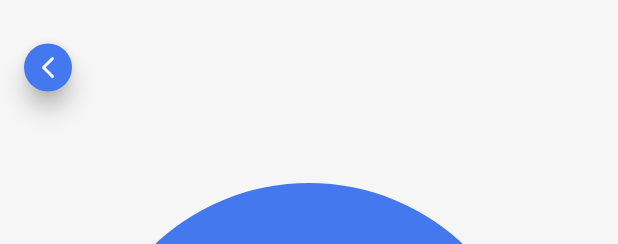
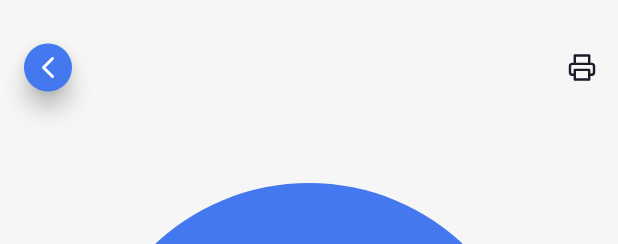
Before and after one commit to JHenriqueDeveloper/flutter_ieadi_app, a Flutter app: the MembroForm widget shown alone on an empty page, opened directly, on a phone screen of 412 x 824 dp. Shown: the top 244 px of the screen. Run offline on Flutter 3.47's test engine with Material 2 defaults, Android fonts, the light colour scheme and no system bars; our stand-ins replace badges, brasil_fields, cached_network_image, cloud_firestore, firebase_auth, firebase_core and 9 more; missing offline and left inert: advance_pdf_viewer, share_extend; accounts and stored records are empty.

Commit message:
fix de bugs

```diff
--- a/lib/models/user/user_model.dart
+++ b/lib/models/user/user_model.dart
@@ -459,8 +459,6 @@
     '*',
   ];
 
-  //TODO: REFATORAR TODO O CÓDIGO DO MODEL
-
   static Future<UserModel> getUser(String id) async {
     if (id != null) {
       final doc = await FirebaseFirestore.instance.doc('users/$id').get();
--- a/lib/screens/home/conta/conta_screen.dart
+++ b/lib/screens/home/conta/conta_screen.dart
@@ -7,7 +7,6 @@
 
 class ContaScreen extends StatelessWidget {
  final PageController pageController = PageController();
- //TODO: DESENVOLVER A ROTA
   final int page = 23;
 
   @override
--- a/lib/screens/home/conta/forms/conta_form_screen.dart
+++ b/lib/screens/home/conta/forms/conta_form_screen.dart
@@ -219,6 +219,7 @@
           toolbarHeight: 90,
           elevation: 0,
           brightness: Brightness.dark,
+          //systemOverlayStyle: SystemUiOverlayStyle.dark,
           backgroundColor: Theme.of(context).canvasColor,
           leadingWidth: 64,
           leading: Container(
--- a/lib/screens/home/contatos/forms/contatos_form_screen.dart
+++ b/lib/screens/home/contatos/forms/contatos_form_screen.dart
@@ -216,6 +216,7 @@
           toolbarHeight: 90,
           elevation: 0,
           brightness: Brightness.dark,
+          //systemOverlayStyle: SystemUiOverlayStyle.dark,
           backgroundColor: Theme.of(context).canvasColor,
           leadingWidth: 64,
           leading: Container(
--- a/lib/screens/home/cristao/forms/cristao_form_screen.dart
+++ b/lib/screens/home/cristao/forms/cristao_form_screen.dart
@@ -605,6 +605,7 @@
           toolbarHeight: 90,
           elevation: 0,
           brightness: Brightness.dark,
+          //systemOverlayStyle: SystemUiOverlayStyle.dark,
           backgroundColor: Theme.of(context).canvasColor,
           leadingWidth: 64,
           leading: Container(
--- a/lib/screens/home/curriculo/forms/curriculo_form_screen.dart
+++ b/lib/screens/home/curriculo/forms/curriculo_form_screen.dart
@@ -287,6 +287,7 @@
           toolbarHeight: 90,
           elevation: 0,
           brightness: Brightness.dark,
+          //systemOverlayStyle: SystemUiOverlayStyle.dark,
           backgroundColor: Theme.of(context).canvasColor,
           leadingWidth: 64,
           leading: Container(
--- a/lib/screens/home/endereco/forms/endereco_form_screen.dart
+++ b/lib/screens/home/endereco/forms/endereco_form_screen.dart
@@ -329,7 +329,8 @@
           automaticallyImplyLeading: false,
           toolbarHeight: 90,
           elevation: 0,
-          brightness: Brightness.dark,
+          //brightness: Brightness.dark,
+          systemOverlayStyle: SystemUiOverlayStyle.dark,
           backgroundColor: Theme.of(context).canvasColor,
           leadingWidth: 64,
           leading: Container(
--- a/lib/screens/home/nav/nav_screen.dart
+++ b/lib/screens/home/nav/nav_screen.dart
@@ -203,7 +203,6 @@
                   ),
                   onPressed: () => _handlerShowUserCard(isMemberCard),
                 ),
-                //TODO: DESENVOLVER O BUTTON AVISOS
                 IconButton(
                   icon: Icon(
                     FeatherIcons.bell,
@@ -222,7 +221,10 @@
                             .read<CustomRouter>()
                             .setPage(8), //_handlerScreen(DashboardScreen()),
                       )
-                    : Container(),
+                    : IconButton(
+                        icon: Icon(FeatherIcons.messageSquare),
+                        onPressed: () => {},
+                      ),
               ],
             ),
             body: DraggableScrollableSheet(
@@ -327,7 +329,6 @@
                         page: 6,
                       ),
                       /*
-                      TODO: Fazer atualização de conta
                       ListItemMenu(
                         title: 'Conta',
                         icon: FeatherIcons.key,
--- a/lib/screens/home/pessoais/forms/pessoais_form_screen.dart
+++ b/lib/screens/home/pessoais/forms/pessoais_form_screen.dart
@@ -643,7 +643,8 @@
           automaticallyImplyLeading: false,
           toolbarHeight: 90,
           elevation: 0,
-          brightness: Brightness.dark,
+          //brightness: Brightness.dark,
+          systemOverlayStyle: SystemUiOverlayStyle.dark,
           backgroundColor: Theme.of(context).canvasColor,
           leadingWidth: 64,
           leading: Container(
--- a/lib/screens/home/servicos/servicos_screen.dart
+++ b/lib/screens/home/servicos/servicos_screen.dart
@@ -11,7 +11,6 @@
 class ServicosScreen extends StatelessWidget {
   final PageController pageController = PageController();
 
-  //TODO: IMPLEMENTAR ROTA
 
   //final GlobalKey<FormState> _formKey = GlobalKey<FormState>();
   //final GlobalKey<ScaffoldState> _scaffoldKey = GlobalKey<ScaffoldState>();
@@ -81,8 +80,6 @@
 
     void _handlerScreen(String form) {
       context.read<CustomRouter>().setPage(0);
-
-      //TODO: CRIAR O FORM
     }
 
     //context.read<CustomRouter>().setPage(0),
@@ -99,7 +96,18 @@
           children: [
             ListHeadMenu(
               text:
-                  'Alguns serviços podem levar demorar dias para serem analizados',
+                  'Alguns serviços podem levar alguns dias para serem analizados',
+            ),
+            ListItemMenu(
+              badge: false,
+              title: 'Quero ser batizado',
+              icon: FeatherIcons.calendar,
+              onTap: () => _showDialog(
+                title: 'Quero ser batizado',
+                body:
+                    'Sua solicitação vai ser analizada, se você estiver apto, seu batismo será agendado para o próximo evento de batismo.',
+                button: 'Confirmar',
+              ),
             ),
             ListItemMenu(
               badge: false,
--- a/lib/screens/secretaria/dashboard/dashboard_screen.dart
+++ b/lib/screens/secretaria/dashboard/dashboard_screen.dart
@@ -1,4 +1,5 @@
 import 'package:flutter/material.dart';
+import 'package:flutter/services.dart';
 import 'package:flutter_feather_icons/flutter_feather_icons.dart';
 import 'package:flutter_ieadi_app/screens/secretaria/dashboard/widgets/dashboard_widgets.dart';
 import 'package:provider/provider.dart';
@@ -19,6 +20,7 @@
           automaticallyImplyLeading: false,
           elevation: 0,
           brightness: Brightness.dark,
+          //systemOverlayStyle: SystemUiOverlayStyle.dark,
           backgroundColor: Theme.of(context).backgroundColor,
           toolbarHeight: 60.sp,
           centerTitle: false,
@@ -28,13 +30,6 @@
             style: Theme.of(context).textTheme.headline5,
           ),
           actions: [
-            /*
-            IconButton(
-              icon: Icon(FeatherIcons.messageSquare),
-              onPressed: () => _handlerScreen(HomeScreen()),
-            ),
-            */
-
             ProfileImageDashboard(
               onTap: () => context.read<CustomRouter>().setPage(0),
             ),
@@ -66,6 +61,13 @@
                     //runAlignment: WrapAlignment.spaceBetween,
                     scrollDirection: Axis.horizontal,
                     children: [
+
+                      ButtonDashboard(
+                        text: 'Chat',
+                        icon: FeatherIcons.messageSquare,
+                        onPressed: () =>
+                            context.read<CustomRouter>().setPage(17),
+                      ),
                       ButtonDashboard(
                         text: 'Solicitações',
                         icon: FeatherIcons.server,
--- a/lib/screens/secretaria/dashboard/widgets/profile_image_dashboard.dart
+++ b/lib/screens/secretaria/dashboard/widgets/profile_image_dashboard.dart
@@ -1,6 +1,7 @@
 import 'package:cached_network_image/cached_network_image.dart';
 import 'package:flutter/material.dart';
 import 'package:provider/provider.dart';
+import 'package:sizer/sizer.dart';
 
 import '../../../../repositories/repositories.dart';
 import '../../../../style/style.dart';
@@ -18,9 +19,8 @@
     return Consumer<AuthRepository>(
       builder: (_, auth, __) {
         return Container(
-          margin: EdgeInsets.only(right: 16),
+          margin: EdgeInsets.only(right: 8.sp),
           padding: const EdgeInsets.all(1.0),
-            height: 32,
           decoration: new BoxDecoration(
             color: LightStyle.paleta['Branco'],
             shape: BoxShape.circle,
--- a/lib/screens/secretaria/membros/forms/membros_form_screen.dart
+++ b/lib/screens/secretaria/membros/forms/membros_form_screen.dart
@@ -2,6 +2,7 @@
 import 'package:brasil_fields/brasil_fields.dart';
 import 'package:flutter/material.dart';
 import 'package:flutter/services.dart';
+import 'package:flutter_feather_icons/flutter_feather_icons.dart';
 import 'package:flutter_ieadi_app/config/config.dart';
 import 'package:flutter_ieadi_app/helpers/image_helper.dart';
 import 'package:flutter_ieadi_app/models/models.dart';
@@ -218,6 +219,13 @@
           page: context.read<CustomRouter>().getBackPage > 0
               ? context.read<CustomRouter>().getBackPage
               : page,
+          actions: [
+            IconButton(
+              icon: Icon(FeatherIcons.printer),
+              color: LightStyle.paleta['Background'],
+              onPressed: (){},
+            )
+          ],
           form: [
             UploadImage(
               onTap: () => _selectImage(context),
@@ -994,7 +1002,103 @@
               onSaved: (value) => membro?.bio = value,
               initialValue: membro?.bio ?? null,
             ),
-            SizedBox(height: 32),
+            SizedBox(height: 48),
+            Row(
+              mainAxisSize: MainAxisSize.max,
+              mainAxisAlignment: MainAxisAlignment.start,
+              children: [
+                Text(
+                  'Currículo',
+                  style: Theme.of(context).textTheme.bodyText1,
+                  textAlign: TextAlign.left,
+                ),
+              ],
+            ),
+            SizedBox(height: 16),
+            TextFormField(
+            keyboardType: TextInputType.text,
+            autocorrect: false,
+            maxLength: 50,
+            maxLines: 1,
+            textAlign: TextAlign.left,
+            style: Theme.of(context).textTheme.bodyText1,
+            decoration: InputDecoration(
+              labelText: 'Profissão',
+              labelStyle: Theme.of(context).textTheme.bodyText1,
+              fillColor: LightStyle.paleta['PrimariaCinza'],
+            ),
+            enabled: !state.isLoading,
+            validator: (value) => Validator.rgValidator(value),
+            onSaved: (value) => membro?.profissao = value,
+            initialValue:
+                membro?.profissao != null ? membro?.profissao : null,
+          ),
+          SizedBox(height: 16),
+          TextFormField(
+            keyboardType: TextInputType.number,
+            autocorrect: false,
+            maxLength: 50,
+            maxLines: 1,
+            textAlign: TextAlign.left,
+            style: Theme.of(context).textTheme.bodyText1,
+            decoration: InputDecoration(
+              labelText: 'Pretensão Salárial',
+              labelStyle: Theme.of(context).textTheme.bodyText1,
+              fillColor: LightStyle.paleta['PrimariaCinza'],
+            ),
+            enabled: !state.isLoading,
+            inputFormatters: [
+              FilteringTextInputFormatter.digitsOnly,
+              RealInputFormatter(),
+            ],
+            validator: (value) => Validator.rgValidator(value),
+            onSaved: (value) => membro?.pretensaoSalarial = value,
+            initialValue: membro?.pretensaoSalarial != null
+                ? membro?.pretensaoSalarial
+                : null,
+          ),
+          SizedBox(height: 16),
+          TextFormField(
+            keyboardType: TextInputType.text,
+            autocorrect: false,
+            maxLength: 1000,
+            maxLines: 15,
+            textAlign: TextAlign.left,
+            style: Theme.of(context).textTheme.bodyText1,
+            decoration: InputDecoration(
+              labelText: 'Objetivos profissionais',
+              labelStyle: Theme.of(context).textTheme.bodyText1,
+              fillColor: LightStyle.paleta['PrimariaCinza'],
+            ),
+            enabled: !state.isLoading,
+            validator: (descri) => Validator.descricaoValidator(descri),
+            onSaved: (descri) => membro?.objetivos = descri,
+            initialValue:
+                membro?.objetivos != null ? membro?.objetivos : null,
+          ),
+          SizedBox(height: 16),
+          TextFormField(
+            keyboardType: TextInputType.text,
+            autocorrect: false,
+            maxLength: 2000,
+            maxLines: 15,
+            textAlign: TextAlign.left,
+            style: Theme.of(context).textTheme.bodyText1,
+            decoration: InputDecoration(
+              labelText:
+                  'Perfil profissional.',
+              labelStyle: Theme.of(context).textTheme.bodyText1,
+              fillColor: LightStyle.paleta['PrimariaCinza'],
+            ),
+            enabled: !state.isLoading,
+            validator: (descri) => Validator.descricaoValidator(descri),
+            onSaved: (descri) => membro?.bioProfissional = descri,
+            initialValue:membro?.bioProfissional != null
+                ? membro?.bioProfissional
+                : null,
+          ),
+          SizedBox(height: 16),
+
             _buttonSave(),
           ],
         );
--- a/lib/screens/secretaria/ministerio/ministerio_options_screen.dart
+++ b/lib/screens/secretaria/ministerio/ministerio_options_screen.dart
@@ -83,7 +83,6 @@
                 itens.add(item(e, () {
                   print(e.id);
                   //replytile.removeWhere((item) => item.id == '001')
-                  //TODO: DESENVOLVER O REMOVE ITEM
                   list.removeWhere((item) => item.id == e.id);
                   _listagem(list);
                 }));
--- a/lib/screens/secretaria/ministerio/ministerio_screen.dart
+++ b/lib/screens/secretaria/ministerio/ministerio_screen.dart
@@ -1,5 +1,6 @@
 import 'package:cached_network_image/cached_network_image.dart';
 import 'package:flutter/material.dart';
+import 'package:flutter/services.dart';
 import 'package:flutter_feather_icons/flutter_feather_icons.dart';
 import 'package:flutter_ieadi_app/config/config.dart';
 import 'package:flutter_ieadi_app/repositories/repositories.dart';
@@ -39,6 +40,7 @@
               automaticallyImplyLeading: false,
               elevation: 0,
               brightness: Brightness.dark,
+              //systemOverlayStyle: SystemUiOverlayStyle.dark,
               backgroundColor: Theme.of(context).backgroundColor,
               toolbarHeight: 60.sp,
               centerTitle: false,
--- a/lib/services/ministerio/service.dart
+++ b/lib/services/ministerio/service.dart
@@ -1,12 +1,12 @@
 import 'package:cloud_firestore/cloud_firestore.dart';
-import 'package:firebase_storage/firebase_storage.dart';
+//import 'package:firebase_storage/firebase_storage.dart';
 import 'package:flutter/material.dart';
 import 'package:flutter_ieadi_app/services/services.dart';
 import 'package:meta/meta.dart';
 
 class MinisterioService extends ChangeNotifier{ //extends BaseService {
   FirebaseFirestore _firebaseFirestore = FirebaseFirestore.instance;
-  FirebaseStorage _firebaseStorage = FirebaseStorage.instance;
+  //FirebaseStorage _firebaseStorage = FirebaseStorage.instance;
   bool _isLoading = false;
   String _collection = MinisterioModel().getCollection;
   MinisterioModel model;
--- a/lib/style/light/light_style.dart
+++ b/lib/style/light/light_style.dart
@@ -1,4 +1,5 @@
 import 'package:flutter/material.dart';
+import 'package:flutter/services.dart';
 import 'package:google_fonts/google_fonts.dart';
 import 'package:sizer/sizer.dart';
 
@@ -39,6 +40,7 @@
         errorColor: paleta['Erro'],
         appBarTheme: AppBarTheme(
           brightness: Brightness.dark,
+          //systemOverlayStyle: SystemUiOverlayStyle.dark,
           backgroundColor: paleta['Background'],
           elevation: 0,
           iconTheme: IconThemeData(
--- a/lib/widgets/forms/default_form.dart
+++ b/lib/widgets/forms/default_form.dart
@@ -1,4 +1,5 @@
 import 'package:flutter/material.dart';
+import 'package:flutter/services.dart';
 import 'package:flutter_feather_icons/flutter_feather_icons.dart';
 import 'package:flutter_ieadi_app/config/config.dart';
 import 'package:provider/provider.dart';
@@ -7,6 +8,7 @@
 
 class DefaultForm extends StatelessWidget {
   final List<Widget> form;
+  final List<Widget> actions;
   final GlobalKey<FormState> formKey;
   final GlobalKey<ScaffoldState> scaffoldKey;
   final String title;
@@ -15,6 +17,7 @@
 
   DefaultForm({
     this.form,
+    this.actions,
     this.formKey,
     this.scaffoldKey,
     this.title,
@@ -37,6 +40,7 @@
           toolbarHeight: 90,
           elevation: 0,
           brightness: Brightness.dark,
+          //systemOverlayStyle: SystemUiOverlayStyle.dark,
           backgroundColor: Theme.of(context).canvasColor,
           leadingWidth: 64,
           title: Text(
@@ -56,6 +60,7 @@
               onPressed: () => _handlerForm(),
             ),
           ),
+          actions: this.actions,
         ),
         body: Form(
           key: this.formKey,
--- a/lib/widgets/screens/default_screen.dart
+++ b/lib/widgets/screens/default_screen.dart
@@ -1,4 +1,5 @@
 import 'package:flutter/material.dart';
+import 'package:flutter/services.dart';
 import 'package:flutter_feather_icons/flutter_feather_icons.dart';
 import 'package:provider/provider.dart';
 
@@ -39,6 +40,7 @@
           toolbarHeight: 90,
           elevation: 0,
           brightness: Brightness.dark,
+          //systemOverlayStyle: SystemUiOverlayStyle.dark,
           backgroundColor: Theme.of(context).backgroundColor,
           centerTitle: true,
           title: this.title != null
```
Also changed, not shown: pubspec.lock, 2 other files. Lines whose indentation alone changed are shown as unchanged.
